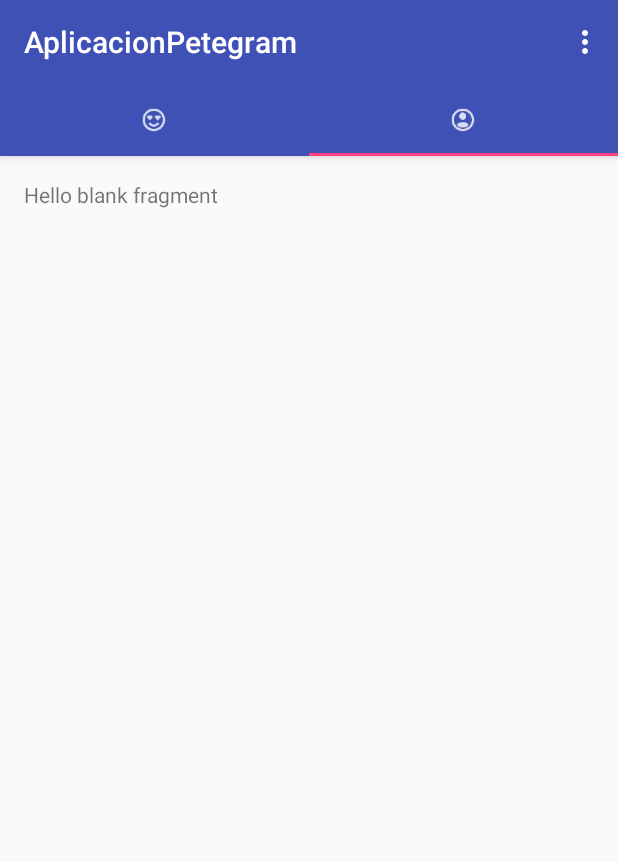
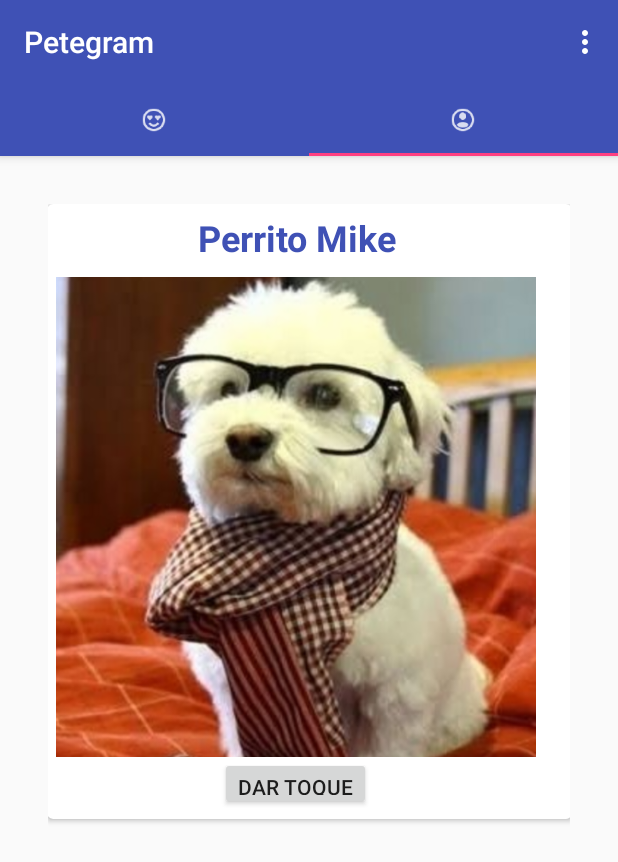
Before and after one commit to adrianaperez/petagram_server, an Android app: the screen it shows after launch (MainActivity), tab 2 chosen, on a phone screen of 412 x 824 dp. Shown: the top 862 px of the screen. Run offline under Robolectric (Android 15) with nearby library versions, the phone set to English and light mode, and no system bars; 1 statement that could not run was skipped.

Commit message:
Upd: Creando, Recibiendo y Actuando Push Notifications

```diff
--- a/app/src/main/java/com/aperez/aplicacionpetagram/restApi/IEndpointsApi.java
+++ b/app/src/main/java/com/aperez/aplicacionpetagram/restApi/IEndpointsApi.java
@@ -8,6 +8,7 @@ import retrofit2.http.Field;
 import retrofit2.http.FormUrlEncoded;
 import retrofit2.http.GET;
 import retrofit2.http.POST;
+import retrofit2.http.Path;
 
 public interface IEndpointsApi {
 
@@ -16,5 +17,10 @@ public interface IEndpointsApi {
 
     @FormUrlEncoded
     @POST(ConstantesRestApi.KEY_POST_ID_REGISTRAR_USUARIO)
-    Call<UsuarioResponse> registrarUsuario(@Field("id_dispositivo") String id_dispositivo, @Field("id_usuario_instagram") String id_usuario_instagram);
+    Call<UsuarioResponse> registrarUsuario(@Field("id_dispositivo") String id_dispositivo, @Field("id_usuario_instagram") String id_usuario_instagram,
+                                           @Field("name_usuario_instagram") String name_usuario_instagram);
+
+    @GET(ConstantesRestApi.KEY_TOQUE_ANIMAL)
+    Call<UsuarioResponse> toqueAnimal(@Path("id") String id, @Path("animal") String animal);
+
 }
--- a/app/src/main/java/com/aperez/aplicacionpetagram/vista/fragment/PerfilFragment.java
+++ b/app/src/main/java/com/aperez/aplicacionpetagram/vista/fragment/PerfilFragment.java
@@ -1,31 +1,92 @@
 package com.aperez.aplicacionpetagram.vista.fragment;
 
 
+import android.app.Activity;
+import android.app.AlertDialog;
+import android.content.Context;
+import android.content.DialogInterface;
 import android.os.Bundle;
 import android.support.v4.app.Fragment;
+import android.util.Log;
 import android.view.LayoutInflater;
 import android.view.View;
 import android.view.ViewGroup;
+import android.widget.Button;
+import android.widget.ImageView;
+import android.widget.TextView;
+import android.widget.Toast;
 
+import com.aperez.aplicacionpetagram.MainActivity;
+import com.aperez.aplicacionpetagram.adapter.RestApiAdapter;
+import com.aperez.aplicacionpetagram.model.UsuarioResponse;
+import com.aperez.aplicacionpetagram.restApi.ConstantesRestApi;
+import com.aperez.aplicacionpetagram.restApi.IEndpointsApi;
 import com.aperez.recyclerviewfragments.R;
+import com.google.android.gms.tasks.OnSuccessListener;
+import com.google.firebase.iid.FirebaseInstanceId;
+import com.google.firebase.iid.InstanceIdResult;
+
+import retrofit2.Call;
+import retrofit2.Callback;
+import retrofit2.Response;
 
 
 /**
  * A simple {@link Fragment} subclass.
  */
 public class PerfilFragment extends Fragment {
-
-
-    public PerfilFragment() {
-        // Required empty public constructor
-    }
-
+    private TextView tvNamePet;
+    private ImageView imgImagePet;
+    private Button btnSendTouch;
+    private Activity mainAcitivity;
 
     @Override
     public View onCreateView(LayoutInflater inflater, ViewGroup container,
                              Bundle savedInstanceState) {
         // Inflate the layout for this fragment
-        return inflater.inflate(R.layout.fragment_perfil, container, false);
+        View v = inflater.inflate(R.layout.fragment_perfil, container, false);
+        tvNamePet = (TextView) v.findViewById(R.id.namePet);
+        imgImagePet = (ImageView) v.findViewById(R.id.imgFotoPet);
+        btnSendTouch = (Button) v.findViewById(R.id.btnSendTouch);
+
+        tvNamePet.setText(ConstantesRestApi.RECEIVER_ACCOUNT_NAME);
+        imgImagePet.setImageDrawable(getResources().getDrawable(ConstantesRestApi.IMAGE));
+        btnSendTouch.setOnClickListener(new View.OnClickListener() {
+            @Override
+            public void onClick(View view) {
+                toqueAnimal(view);
+            }
+        });
+
+        return v;
     }
 
+    public  void toqueAnimal(View v){
+        Log.d("TOQUE_ANIMAL", "true");
+        final UsuarioResponse usuarioResponse = new UsuarioResponse(ConstantesRestApi.RECEIVER_IDENTIFIER, "","", ConstantesRestApi.TRANSMITTER_ACCOUNT_NAME);
+        RestApiAdapter restApiAdapter = new RestApiAdapter();
+
+        IEndpointsApi endpointsApi = restApiAdapter.establecerConexionRestApi();
+        Call<UsuarioResponse> usuarioResponseCall = endpointsApi.toqueAnimal(usuarioResponse.getId(), usuarioResponse.getNameUsuarioInstagram());
+        usuarioResponseCall.enqueue(new Callback<UsuarioResponse>() {
+            @Override
+            public void onResponse(Call<UsuarioResponse> call, Response<UsuarioResponse> response) {
+                UsuarioResponse usuarioResponse1 = response.body();
+                if(usuarioResponse1 != null){
+                    Log.d("ID_FIREBASE", usuarioResponse1.getId());
+                    //Log.d("TOKEN_FIREBASE", usuarioResponse1.getIdDispositivo());
+                    //Log.d("ID_USUARIO_FIREBASE", usuarioResponse1.getIdUsuarioInstagram());
+                    Log.d("ANIMAL_FIREBASE", usuarioResponse1.getNameUsuarioInstagram());
+                }else
+                    Toast.makeText(getContext(), "Ir a menu y pinchar 'Recibir Notificaciones'.", Toast.LENGTH_LONG).show();
+
+            }
+
+            @Override
+            public void onFailure(Call<UsuarioResponse> call, Throwable t) {
+
+            }
+        });
+
+    }
 }
--- a/app/src/main/res/layout/activity_detalle_foto.xml
+++ b/app/src/main/res/layout/activity_detalle_foto.xml
@@ -56,9 +56,6 @@
 
             </LinearLayout>
 
-
-
-
         </LinearLayout>
 
     </android.support.v7.widget.CardView>
--- a/app/src/main/res/layout/fragment_perfil.xml
+++ b/app/src/main/res/layout/fragment_perfil.xml
@@ -1,13 +1,63 @@
-<FrameLayout xmlns:android="http://schemas.android.com/apk/res/android"
-    xmlns:tools="http://schemas.android.com/tools"
+<?xml version="1.0" encoding="utf-8"?>
+<LinearLayout
+    xmlns:android="http://schemas.android.com/apk/res/android"
+    xmlns:card_view="http://schemas.android.com/apk/res-auto"
+    android:orientation="vertical"
     android:layout_width="match_parent"
     android:layout_height="match_parent"
-    tools:context=".vista.fragment.PerfilFragment">
+    android:padding="@dimen/activity_vertical_margin"
+    >
 
-    <!-- TODO: Update blank fragment layout -->
-    <TextView
-        android:layout_width="match_parent"
-        android:layout_height="match_parent"
-        android:text="@string/hello_blank_fragment" />
+    <android.support.v7.widget.CardView
+        android:layout_gravity="center_horizontal"
+        android:id="@+id/cvPetegramDetalle"
+        android:layout_width="350dp"
+        android:layout_height="410dp"
+        android:layout_marginBottom="@dimen/activity_vertical_margin"
+        card_view:cardCornerRadius="@dimen/corner_radius_cardview">
 
-</FrameLayout>
+        <LinearLayout
+            android:layout_width="wrap_content"
+            android:layout_height="wrap_content"
+            android:orientation="vertical"
+            android:padding="6dp">
+
+            <TextView
+                android:id="@+id/namePet"
+                android:layout_width="match_parent"
+                android:layout_height="wrap_content"
+                android:text="Name Pet"
+                android:textAlignment="center"
+                android:layout_marginBottom="10dp"
+                android:textSize="24dp"
+                android:textStyle="bold"
+                android:textColor="@color/colorPrimary"/>
+
+            <ImageView
+                android:id="@+id/imgFotoPet"
+                android:layout_width="320dp"
+                android:layout_height="320dp"
+                android:src="@drawable/shock_rave_icon"
+                android:scaleType="centerCrop"
+                />
+
+            <LinearLayout
+                android:layout_width="wrap_content"
+                android:layout_height="wrap_content"
+                android:orientation="horizontal"
+                android:layout_gravity="center_horizontal"
+                >
+
+               <Button
+                   android:id="@+id/btnSendTouch"
+                   android:layout_width="match_parent"
+                   android:layout_height="wrap_content"
+                   android:text="Dar toque"/>
+
+            </LinearLayout>
+
+        </LinearLayout>
+
+    </android.support.v7.widget.CardView>
+
+</LinearLayout>
--- a/app/src/main/res/values/strings.xml
+++ b/app/src/main/res/values/strings.xml
@@ -1,5 +1,5 @@
 <resources>
-    <string name="app_name">AplicacionPetegram</string>
+    <string name="app_name">Petegram</string>
     <string name="nombre">Adriana Pérez</string>
     <string name="telefono">+56932845561</string>
     <string name="email">adri.perez.08@gmail.com</string>
--- a/build.gradle
+++ b/build.gradle
@@ -4,6 +4,7 @@ buildscript {
     repositories {
         jcenter()
         google()
+        mavenCentral()
     }
     dependencies {
         classpath 'com.android.tools.build:gradle:3.5.2'
@@ -18,6 +19,7 @@ allprojects {
     repositories {
         jcenter()
         google()
+        mavenCentral()
     }
 }
 
```
Also changed, not shown: app/src/main/java/com/aperez/aplicacionpetagram/MainActivity.java (+7 -1 lines), app/src/main/java/com/aperez/aplicacionpetagram/model/UsuarioResponse.java (+21 -1 lines), app/src/main/java/com/aperez/aplicacionpetagram/restApi/ConstantesRestApi.java (+23 -1 lines), app/src/main/res/drawable-hdpi/shashadog.png (added), app/src/main/res/drawable-mdpi/perritomike.png (added), app/src/main/res/drawable-mdpi/shashadog.png (added), app/src/main/res/drawable-xhdpi/shashadog.png (added), 6 other files.
